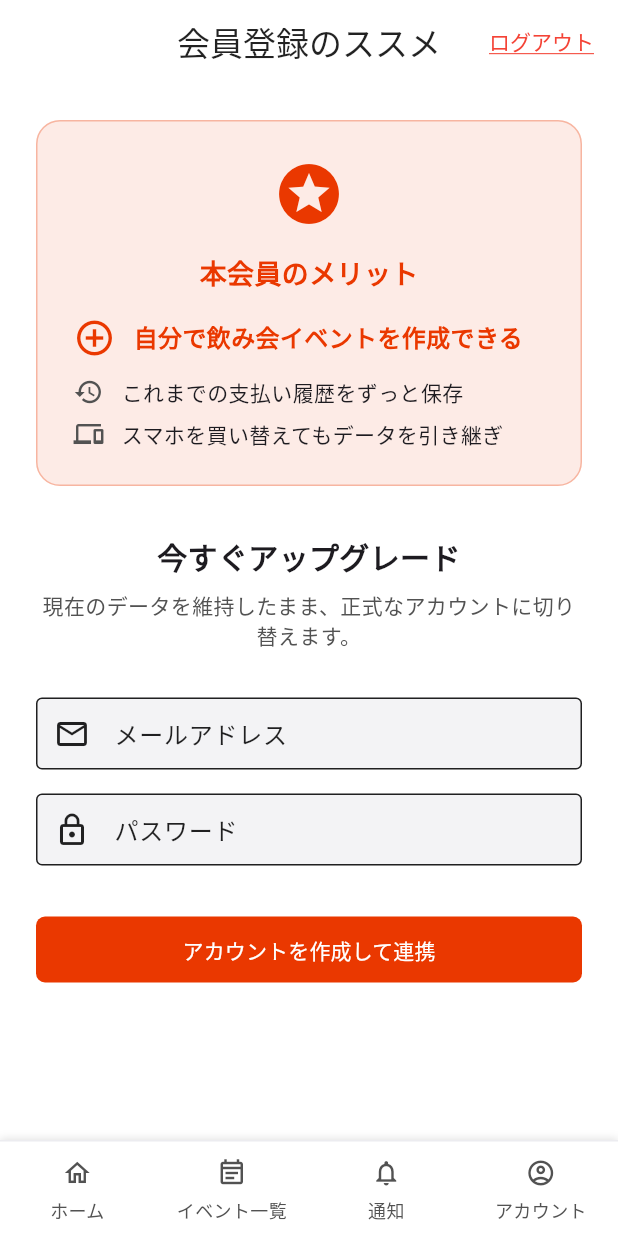
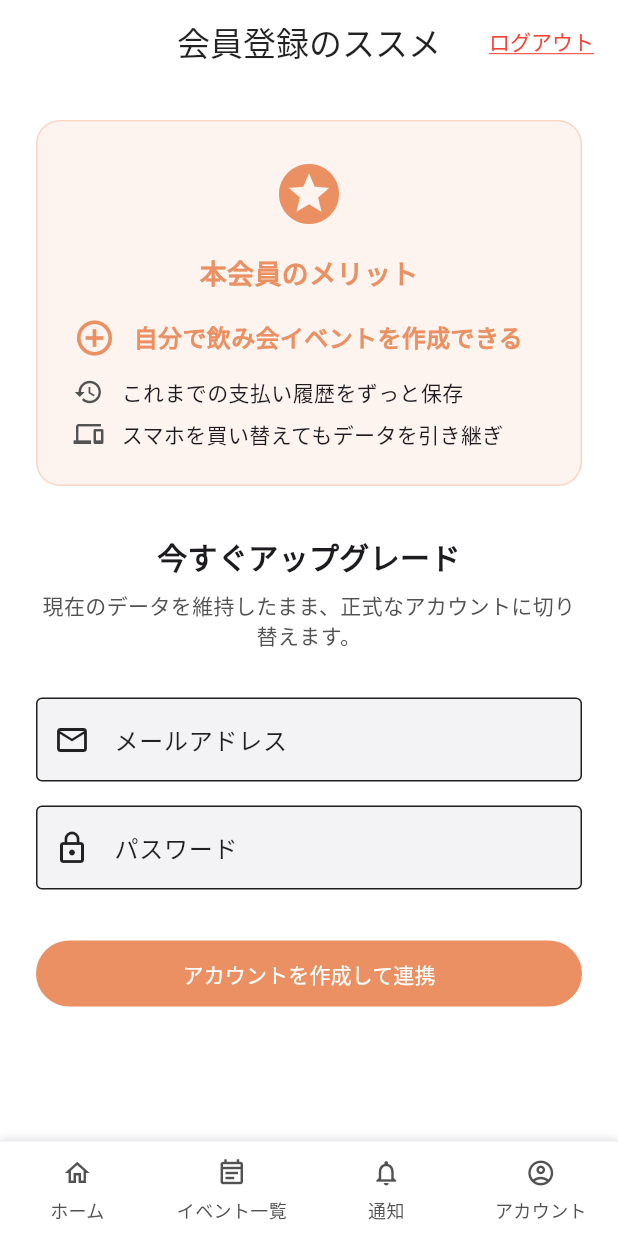
Before and after one commit to yuuu0702/shiharainu, a Flutter app: the GuestPromotionPage screen opened by its route, on a phone screen of 412 x 824 dp. Run offline on Flutter 3.47's test engine with Material 3 defaults, Android fonts, the phone set to English and light mode, and no system bars; our stand-ins replace cloud_firestore, firebase_auth, firebase_core, flutter_hooks, freezed_annotation, go_router and 3 more; accounts and stored records are empty; network calls fail.

```diff
--- a/lib/pages/login_page.dart
+++ b/lib/pages/login_page.dart
@@ -97,7 +97,8 @@ class _StartScreenState extends ConsumerState<_StartScreen> {
   @override
   Widget build(BuildContext context) {
     // Reference Image Orange Color approximation
-    const backgroundColor = Color(0xFFEA9062);
+    // Reference Image Orange Color approximation (Now using Token)
+    final backgroundColor = Theme.of(context).primaryColor;
 
     return Scaffold(
       backgroundColor: backgroundColor,
@@ -220,7 +221,7 @@ class _StartScreenState extends ConsumerState<_StartScreen> {
                         children: [
                           TextButton(
                             onPressed: widget.onLoginTap,
-                            child: const Text(
+                            child: Text(
                               'ログイン',
                               style: TextStyle(
                                 color: backgroundColor,
@@ -358,7 +359,7 @@ class _LoginScreenState extends ConsumerState<_LoginScreen> {
 
   @override
   Widget build(BuildContext context) {
-    const accentColor = Color(0xFFEA9062);
+    final accentColor = Theme.of(context).primaryColor;
 
     return Scaffold(
       backgroundColor: Colors.white,
--- a/lib/shared/constants/app_theme.dart
+++ b/lib/shared/constants/app_theme.dart
@@ -3,7 +3,9 @@ import 'package:google_fonts/google_fonts.dart';
 
 class AppTheme {
   // Figmaデザインガイドラインに基づくカラーパレット
-  static const Color primaryColor = Color(0xFFEA3800); // Primary: #EA3800
+  static const Color primaryColor = Color(
+    0xFFEA9062,
+  ); // Primary: #EA9062 (Soft Orange)
   static const Color primaryForeground = Color(
     0xFFFFFFFF,
   ); // Primary Foreground
@@ -67,9 +69,9 @@ class AppTheme {
         foregroundColor: primaryForeground,
         disabledBackgroundColor: mutedColor,
         disabledForegroundColor: mutedForeground,
-        padding: const EdgeInsets.symmetric(vertical: 12, horizontal: 16),
-        shape: RoundedRectangleBorder(borderRadius: BorderRadius.circular(6)),
-        textStyle: const TextStyle(fontWeight: FontWeight.w500, fontSize: 14),
+        padding: const EdgeInsets.symmetric(vertical: 12, horizontal: 24),
+        shape: RoundedRectangleBorder(borderRadius: BorderRadius.circular(25)),
+        textStyle: const TextStyle(fontWeight: FontWeight.bold, fontSize: 16),
       ),
     ),
     outlinedButtonTheme: OutlinedButtonThemeData(
@@ -77,9 +79,9 @@ class AppTheme {
         elevation: 0,
         foregroundColor: Colors.black87,
         side: const BorderSide(color: mutedColor),
-        padding: const EdgeInsets.symmetric(vertical: 12, horizontal: 16),
-        shape: RoundedRectangleBorder(borderRadius: BorderRadius.circular(6)),
-        textStyle: const TextStyle(fontWeight: FontWeight.w500, fontSize: 14),
+        padding: const EdgeInsets.symmetric(vertical: 12, horizontal: 24),
+        shape: RoundedRectangleBorder(borderRadius: BorderRadius.circular(25)),
+        textStyle: const TextStyle(fontWeight: FontWeight.bold, fontSize: 16),
       ),
     ),
     textButtonTheme: TextButtonThemeData(
@@ -98,22 +100,22 @@ class AppTheme {
       filled: true,
       fillColor: inputBackground, // #f3f3f5
       border: OutlineInputBorder(
-        borderRadius: BorderRadius.circular(6),
+        borderRadius: BorderRadius.circular(12),
         borderSide: BorderSide.none, // 透明ボーダー
       ),
       focusedBorder: OutlineInputBorder(
-        borderRadius: BorderRadius.circular(6),
+        borderRadius: BorderRadius.circular(12),
         borderSide: const BorderSide(color: ringColor, width: 2),
       ),
       errorBorder: OutlineInputBorder(
-        borderRadius: BorderRadius.circular(6),
+        borderRadius: BorderRadius.circular(12),
         borderSide: const BorderSide(color: destructiveColor, width: 2),
       ),
-      // Figmaガイドライン: px-3 py-1 = 左右12px、上下4px
-      contentPadding: const EdgeInsets.symmetric(vertical: 4, horizontal: 12),
+      // Figmaガイドライン: px-3 py-1 = 左右12px、上下4px -> Login Page style: vertical 16
+      contentPadding: const EdgeInsets.symmetric(vertical: 16, horizontal: 16),
       hintStyle: const TextStyle(color: mutedForeground, fontSize: 14),
-      // Input高さ: 36px (h-9)
-      constraints: const BoxConstraints(minHeight: 36),
+      // Input高さ: 36px (h-9) -> Login Page style usually taller, removing constraint or increasing
+      constraints: const BoxConstraints(minHeight: 48),
     ),
     // Card設定
     cardTheme: CardThemeData(
--- a/lib/shared/widgets/app_button.dart
+++ b/lib/shared/widgets/app_button.dart
@@ -116,9 +116,6 @@ class AppButton extends StatelessWidget {
           elevation: 0, // Figmaガイドライン: フラットデザイン
           padding: _getPadding(),
           minimumSize: _getMinimumSize(),
-          shape: RoundedRectangleBorder(
-            borderRadius: BorderRadius.circular(AppTheme.radiusSmall),
-          ),
           textStyle: _getTextStyle(),
         ),
         child: _buildChild(),
@@ -140,9 +137,6 @@ class AppButton extends StatelessWidget {
           ),
           padding: _getPadding(),
           minimumSize: _getMinimumSize(),
-          shape: RoundedRectangleBorder(
-            borderRadius: BorderRadius.circular(AppTheme.radiusSmall),
-          ),
           textStyle: _getTextStyle(),
         ),
         child: _buildChild(),
@@ -158,9 +152,6 @@ class AppButton extends StatelessWidget {
           elevation: 0,
           padding: _getPadding(),
           minimumSize: _getMinimumSize(),
-          shape: RoundedRectangleBorder(
-            borderRadius: BorderRadius.circular(AppTheme.radiusSmall),
-          ),
           textStyle: _getTextStyle(),
         ),
         child: _buildChild(),
@@ -177,9 +168,6 @@ class AppButton extends StatelessWidget {
         disabledForegroundColor: AppTheme.mutedForeground,
         padding: _getPadding(),
         minimumSize: _getMinimumSize(),
-        shape: RoundedRectangleBorder(
-          borderRadius: BorderRadius.circular(AppTheme.radiusSmall),
-        ),
         textStyle: _getTextStyle(),
       ),
       child: _buildChild(),
```
Also changed, not shown: .mcp.json, 2 other files.
